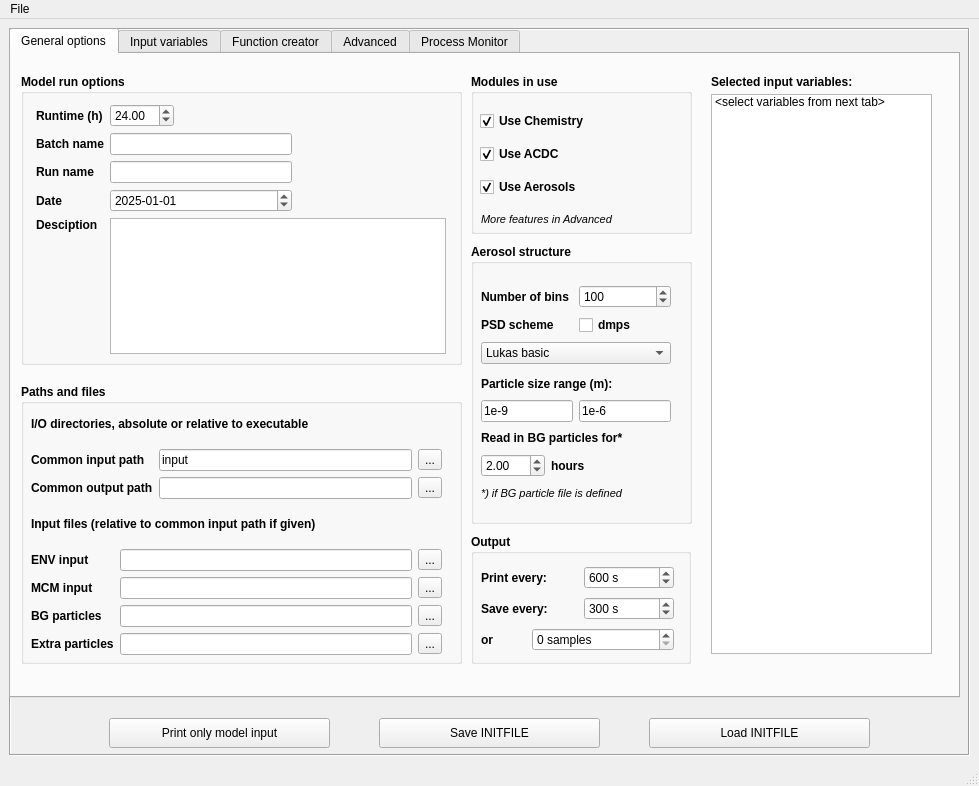
pclusius/arca-box, file gui/LSD.ui: the form before one commit.
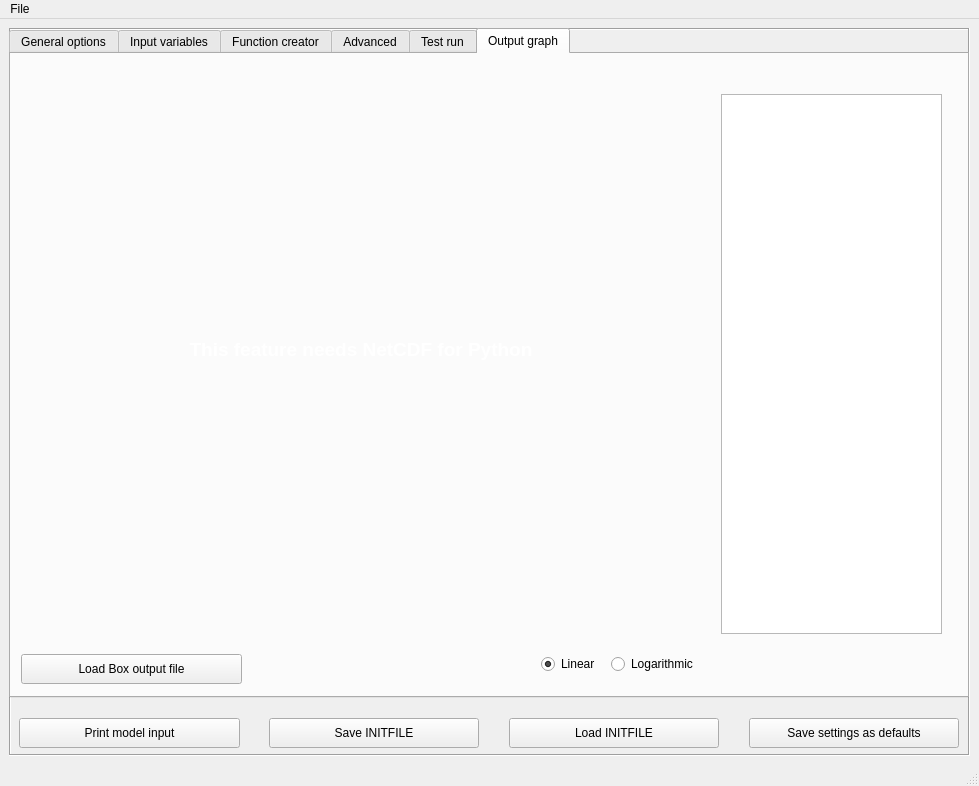
The form after the commit. The open tabs and pages were chosen to show the change. Custom widgets are drawn as their Qt base class.

Commit message: user supplied default settings for gui

```diff
--- a/gui/LSD.ui
+++ b/gui/LSD.ui
@@ -34,7 +34,7 @@
       <rect>
        <x>0</x>
        <y>0</y>
-       <width>951</width>
+       <width>960</width>
        <height>670</height>
       </rect>
      </property>
@@ -51,7 +51,7 @@
       <widget class="QFrame" name="frame">
        <property name="geometry">
         <rect>
-         <x>690</x>
+         <x>700</x>
          <y>10</y>
          <width>241</width>
          <height>600</height>
@@ -2724,7 +2724,7 @@
      </widget>
      <widget class="QWidget" name="tab_5">
       <attribute name="title">
-       <string>Process Monitor</string>
+       <string>Test run</string>
       </attribute>
       <widget class="QFrame" name="frame_5">
        <property name="geometry">
@@ -2872,26 +2872,222 @@
        </property>
       </widget>
      </widget>
+     <widget class="QWidget" name="tab_6">
+      <attribute name="title">
+       <string>Output graph</string>
+      </attribute>
+      <widget class="PlotWidget" name="plotResultWindow" native="true">
+       <property name="geometry">
+        <rect>
+         <x>10</x>
+         <y>40</y>
+         <width>690</width>
+         <height>540</height>
+        </rect>
+       </property>
+       <widget class="QLabel" name="show_netcdf">
+        <property name="geometry">
+         <rect>
+          <x>120</x>
+          <y>220</y>
+          <width>440</width>
+          <height>70</height>
+         </rect>
+        </property>
+        <property name="palette">
+         <palette>
+          <active>
+           <colorrole role="WindowText">
+            <brush brushstyle="SolidPattern">
+             <color alpha="255">
+              <red>255</red>
+              <green>255</green>
+              <blue>255</blue>
+             </color>
+            </brush>
+           </colorrole>
+           <colorrole role="Text">
+            <brush brushstyle="SolidPattern">
+             <color alpha="255">
+              <red>0</red>
+              <green>85</green>
+              <blue>0</blue>
+             </color>
+            </brush>
+           </colorrole>
+           <colorrole role="ButtonText">
+            <brush brushstyle="SolidPattern">
+             <color alpha="255">
+              <red>0</red>
+              <green>0</green>
+              <blue>0</blue>
+             </color>
+            </brush>
+           </colorrole>
+          </active>
+          <inactive>
+           <colorrole role="WindowText">
+            <brush brushstyle="SolidPattern">
+             <color alpha="255">
+              <red>255</red>
+              <green>255</green>
+              <blue>255</blue>
+             </color>
+            </brush>
+           </colorrole>
+           <colorrole role="Text">
+            <brush brushstyle="SolidPattern">
+             <color alpha="255">
+              <red>0</red>
+              <green>85</green>
+              <blue>0</blue>
+             </color>
+            </brush>
+           </colorrole>
+           <colorrole role="ButtonText">
+            <brush brushstyle="SolidPattern">
+             <color alpha="255">
+              <red>0</red>
+              <green>0</green>
+              <blue>0</blue>
+             </color>
+            </brush>
+           </colorrole>
+          </inactive>
+          <disabled>
+           <colorrole role="WindowText">
+            <brush brushstyle="SolidPattern">
+             <color alpha="255">
+              <red>136</red>
+              <green>136</green>
+              <blue>136</blue>
+             </color>
+            </brush>
+           </colorrole>
+           <colorrole role="Text">
+            <brush brushstyle="SolidPattern">
+             <color alpha="255">
+              <red>136</red>
+              <green>136</green>
+              <blue>136</blue>
+             </color>
+            </brush>
+           </colorrole>
+           <colorrole role="ButtonText">
+            <brush brushstyle="SolidPattern">
+             <color alpha="255">
+              <red>136</red>
+              <green>136</green>
+              <blue>136</blue>
+             </color>
+            </brush>
+           </colorrole>
+          </disabled>
+         </palette>
+        </property>
+        <property name="font">
+         <font>
+          <pointsize>14</pointsize>
+          <weight>75</weight>
+          <bold>true</bold>
+         </font>
+        </property>
+        <property name="text">
+         <string>This feature needs NetCDF for Python</string>
+        </property>
+        <property name="alignment">
+         <set>Qt::AlignCenter</set>
+        </property>
+       </widget>
+      </widget>
+      <widget class="QListWidget" name="availableVars">
+       <property name="geometry">
+        <rect>
+         <x>710</x>
+         <y>40</y>
+         <width>221</width>
+         <height>540</height>
+        </rect>
+       </property>
+       <property name="verticalScrollBarPolicy">
+        <enum>Qt::ScrollBarAsNeeded</enum>
+       </property>
+       <property name="editTriggers">
+        <set>QAbstractItemView::NoEditTriggers</set>
+       </property>
+       <property name="showDropIndicator" stdset="0">
+        <bool>false</bool>
+       </property>
+       <property name="selectionMode">
+        <enum>QAbstractItemView::SingleSelection</enum>
+       </property>
+       <property name="batchSize">
+        <number>100</number>
+       </property>
+      </widget>
+      <widget class="QPushButton" name="loadNetcdf">
+       <property name="geometry">
+        <rect>
+         <x>10</x>
+         <y>600</y>
+         <width>221</width>
+         <height>30</height>
+        </rect>
+       </property>
+       <property name="text">
+        <string>Load Box output file</string>
+       </property>
+      </widget>
+      <widget class="QRadioButton" name="fLog_2">
+       <property name="geometry">
+        <rect>
+         <x>600</x>
+         <y>600</y>
+         <width>101</width>
+         <height>20</height>
+        </rect>
+       </property>
+       <property name="text">
+        <string>Logarithmic</string>
+       </property>
+      </widget>
+      <widget class="QRadioButton" name="fLin_2">
+       <property name="geometry">
+        <rect>
+         <x>530</x>
+         <y>600</y>
+         <width>61</width>
+         <height>20</height>
+        </rect>
+       </property>
+       <property name="text">
+        <string>Linear</string>
+       </property>
+       <property name="checked">
+        <bool>true</bool>
+       </property>
+      </widget>
+     </widget>
     </widget>
     <widget class="QPushButton" name="printButton">
      <property name="geometry">
       <rect>
-       <x>100</x>
+       <x>10</x>
        <y>690</y>
        <width>221</width>
        <height>30</height>
       </rect>
      </property>
      <property name="text">
-      <string>Print only model input</string>
+      <string>Print model input</string>
      </property>
     </widget>
     <widget class="QPushButton" name="saveButton">
      <property name="geometry">
       <rect>
-       <x>370</x>
+       <x>260</x>
        <y>690</y>
-       <width>221</width>
+       <width>210</width>
        <height>30</height>
       </rect>
      </property>
@@ -2902,9 +3098,9 @@
     <widget class="QPushButton" name="loadButton">
      <property name="geometry">
       <rect>
-       <x>640</x>
+       <x>500</x>
        <y>690</y>
-       <width>221</width>
+       <width>210</width>
        <height>30</height>
       </rect>
      </property>
@@ -2912,6 +3108,19 @@
       <string>Load INITFILE</string>
      </property>
     </widget>
+    <widget class="QPushButton" name="saveDefaults">
+     <property name="geometry">
+      <rect>
+       <x>740</x>
+       <y>690</y>
+       <width>210</width>
+       <height>30</height>
+      </rect>
+     </property>
+     <property name="text">
+      <string>Save settings as defaults</string>
+     </property>
+    </widget>
    </widget>
   </widget>
   <widget class="QMenuBar" name="menubar">
```
Left out of the diff: 92 changed lines with no effect on the pictures.
